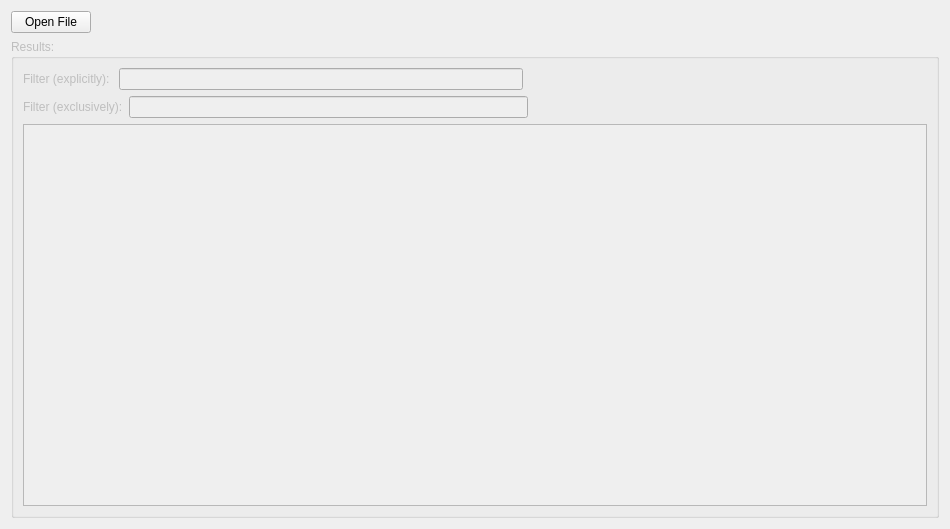
The window that source/gui/widgets/WordCount.ui (BeenEncoded/word_counter) describes before a commit, drawn with Qt 5.
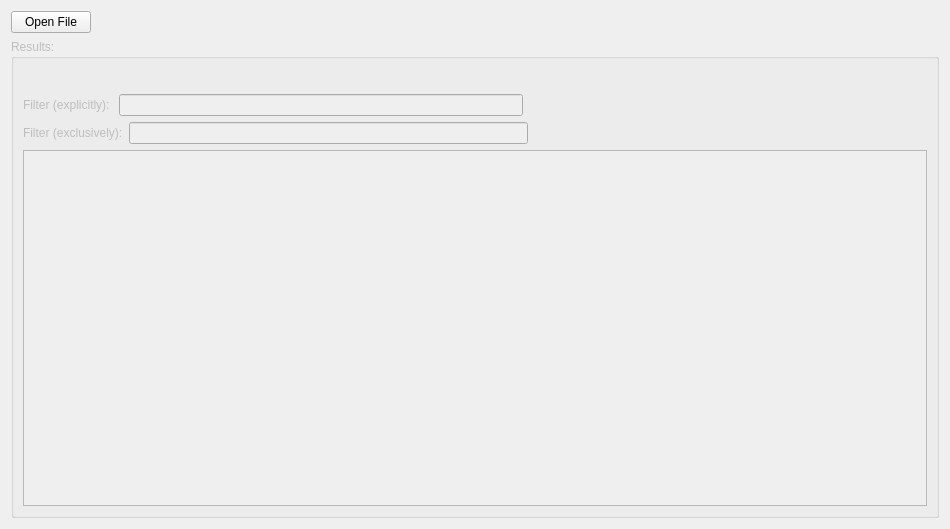
The same window after the commit.

Commit message: added a word count label to show the number of words that were found

Diff of the .ui file:
```diff
--- a/source/gui/widgets/WordCount.ui
+++ b/source/gui/widgets/WordCount.ui
@@ -47,6 +47,46 @@
       <string>Results:</string>
      </property>
      <layout class="QVBoxLayout" name="verticalLayout_2">
+      <item>
+       <layout class="QHBoxLayout" name="horizontalLayout_4">
+        <item>
+         <spacer name="horizontalSpacer_5">
+          <property name="orientation">
+           <enum>Qt::Horizontal</enum>
+          </property>
+          <property name="sizeHint" stdset="0">
+           <size>
+            <width>40</width>
+            <height>20</height>
+           </size>
+          </property>
+         </spacer>
+        </item>
+        <item>
+         <widget class="QLabel" name="word_count">
+          <property name="toolTip">
+           <string>The number of words I found</string>
+          </property>
+          <property name="text">
+           <string/>
+          </property>
+         </widget>
+        </item>
+        <item>
+         <spacer name="horizontalSpacer_4">
+          <property name="orientation">
+           <enum>Qt::Horizontal</enum>
+          </property>
+          <property name="sizeHint" stdset="0">
+           <size>
+            <width>40</width>
+            <height>20</height>
+           </size>
+          </property>
+         </spacer>
+        </item>
+       </layout>
+      </item>
       <item>
        <layout class="QHBoxLayout" name="horizontalLayout_2">
         <item>
```
The commit also changes 2 other files.
